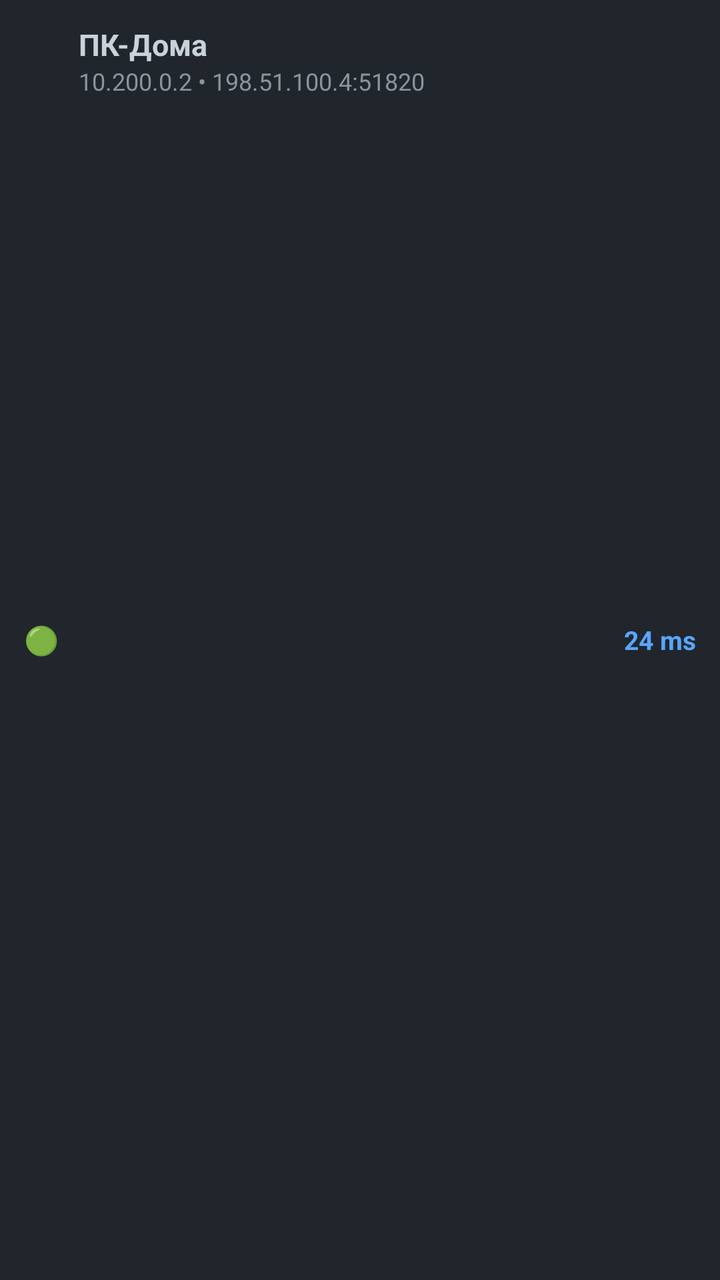
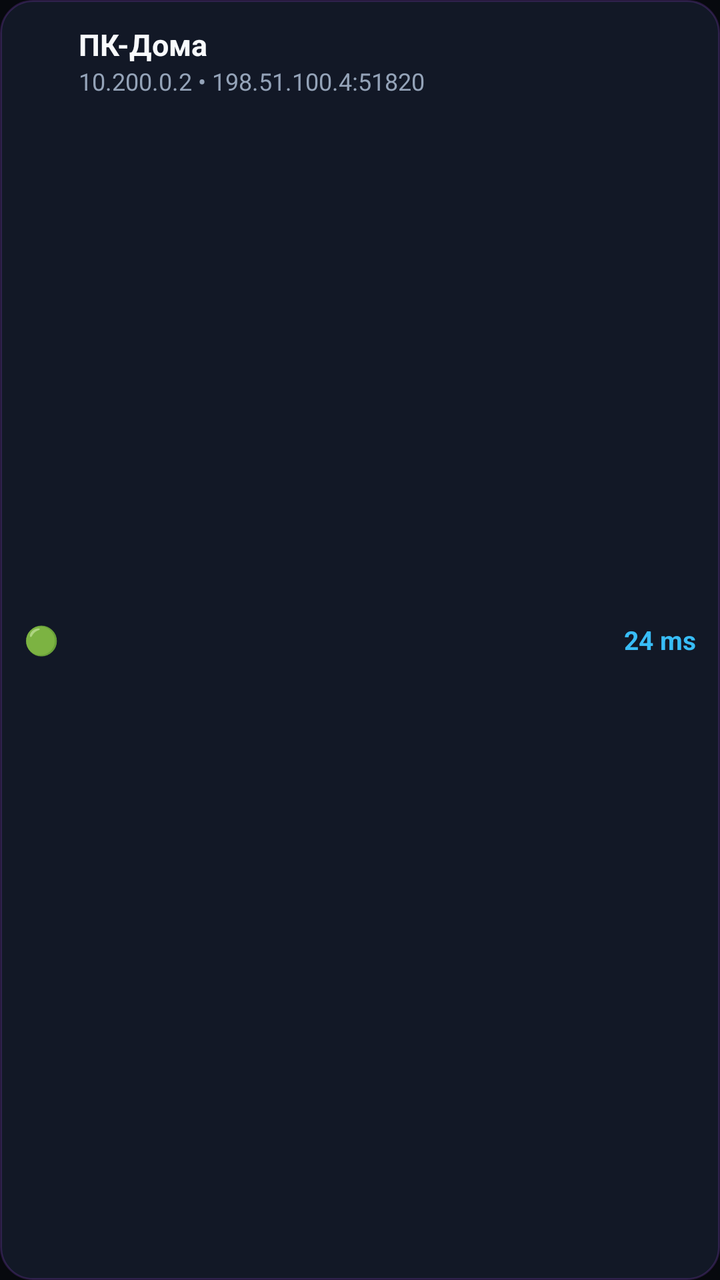

Compare the two renders of this Android layout. The source of the first and the diff that turns it into the second are given below.
<!-- AndroidManifest.xml: application theme Theme.NatBypass -->
<!-- res/layout/item_peer.xml -->
<?xml version="1.0" encoding="utf-8"?>
<LinearLayout xmlns:android="http://schemas.android.com/apk/res/android"
    android:layout_width="match_parent"
    android:layout_height="wrap_content"
    android:layout_marginBottom="8dp"
    android:background="@color/card_bg"
    android:orientation="horizontal"
    android:padding="12dp">

    <TextView
        android:id="@+id/tvPeerStatus"
        android:layout_width="wrap_content"
        android:layout_height="wrap_content"
        android:layout_gravity="center_vertical"
        android:layout_marginEnd="10dp"
        android:text="🟢"
        android:textSize="14sp" />

    <LinearLayout
        android:layout_width="0dp"
        android:layout_height="wrap_content"
        android:layout_weight="1"
        android:orientation="vertical">

        <TextView
            android:id="@+id/tvPeerName"
            android:layout_width="wrap_content"
            android:layout_height="wrap_content"
            android:text="ПК-Дома"
            android:textColor="@color/text_primary"
            android:textSize="15sp"
            android:textStyle="bold" />

        <TextView
            android:id="@+id/tvPeerIp"
            android:layout_width="wrap_content"
            android:layout_height="wrap_content"
            android:text="10.200.0.2 • 198.51.100.4:51820"
            android:textColor="@color/text_muted"
            android:textSize="12sp" />
    </LinearLayout>

    <TextView
        android:id="@+id/tvPeerPing"
        android:layout_width="wrap_content"
        android:layout_height="wrap_content"
        android:layout_gravity="center_vertical"
        android:text="24 ms"
        android:textColor="@color/accent_blue"
        android:textSize="13sp"
        android:textStyle="bold" />
</LinearLayout>
<!-- resources referenced by this layout -->
<resources>
  <color name="accent_blue">#58A6FF</color>
  <color name="card_bg">#21262D</color>
  <color name="text_muted">#8B949E</color>
  <color name="text_primary">#C9D1D9</color>
  <style name="Theme.NatBypass" parent="Theme.Material3.Dark.NoActionBar">
          <item name="android:windowBackground">@color/bg_dark</item>
          <item name="android:statusBarColor">@color/bg_dark</item>
          <item name="android:navigationBarColor">@color/bg_dark</item>
          <item name="colorPrimary">@color/accent_blue</item>
          <item name="colorSecondary">@color/green_online</item>
          <item name="colorSurface">@color/panel_dark</item>
      </style>
  <color name="bg_dark">#0D1117</color>
  <color name="green_online">#238636</color>
  <color name="panel_dark">#161B22</color>
</resources>

<!-- the commit's change to res/layout/item_peer.xml (unified diff, before → after) -->
@@ -3,7 +3,7 @@
     android:layout_width="match_parent"
     android:layout_height="wrap_content"
     android:layout_marginBottom="8dp"
-    android:background="@color/card_bg"
+    android:background="@drawable/bg_card"
     android:orientation="horizontal"
     android:padding="12dp">
 
<!-- resource entries referenced after the edit -->
@@ -1,9 +1,15 @@
 <!-- resources referenced by this layout -->
 <resources>
-  <color name="accent_blue">#58A6FF</color>
-  <color name="card_bg">#21262D</color>
-  <color name="text_muted">#8B949E</color>
-  <color name="text_primary">#C9D1D9</color>
+  <color name="accent_blue">#38BDF8</color>
+  <color name="text_muted">#94A3B8</color>
+  <color name="text_primary">#F8FAFC</color>
+  <!-- drawable bg_card (drawable) -->
+  <?xml version="1.0" encoding="utf-8"?>
+  <shape xmlns:android="http://schemas.android.com/apk/res/android">
+      <solid android:color="@color/card_bg" />
+      <stroke android:width="1dp" android:color="@color/border_dark" />
+      <corners android:radius="16dp" />
+  </shape>
   <style name="Theme.NatBypass" parent="Theme.Material3.Dark.NoActionBar">
           <item name="android:windowBackground">@color/bg_dark</item>
           <item name="android:statusBarColor">@color/bg_dark</item>
@@ -12,8 +18,10 @@
           <item name="colorSecondary">@color/green_online</item>
           <item name="colorSurface">@color/panel_dark</item>
       </style>
-  <color name="bg_dark">#0D1117</color>
-  <color name="green_online">#238636</color>
-  <color name="panel_dark">#161B22</color>
+  <color name="card_bg">#121826</color>
+  <color name="border_dark">#33A855F7</color>
+  <color name="bg_dark">#07090E</color>
+  <color name="green_online">#10B981</color>
+  <color name="panel_dark">#0E121D</color>
 </resources>
 
